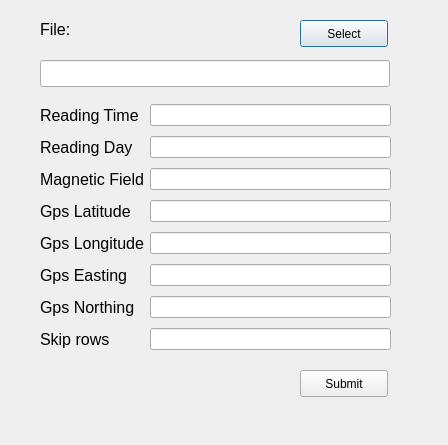
This is ui_elements/select_column_dialog.ui in franktb/MagnetometryGui as Qt 5 draws it before an edit. The edited form follows.
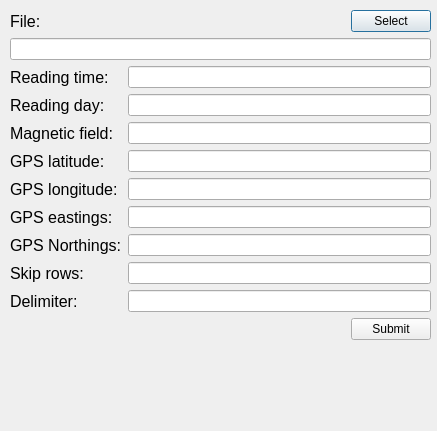
This is the edited form.

Commit message: refurbished ui of custom csv import dialog

What changed in the file:
```diff
--- a/ui_elements/select_column_dialog.ui
+++ b/ui_elements/select_column_dialog.ui
@@ -6,22 +6,27 @@
    <rect>
     <x>0</x>
     <y>0</y>
-    <width>448</width>
-    <height>445</height>
+    <width>437</width>
+    <height>431</height>
    </rect>
   </property>
   <property name="windowTitle">
    <string>Column Select Dialog</string>
   </property>
+  <widget class="QWidget" name="verticalLayoutWidget">
+   <property name="geometry">
+    <rect>
+     <x>10</x>
+     <y>10</y>
+     <width>421</width>
+     <height>421</height>
+    </rect>
+   </property>
+   <layout class="QVBoxLayout" name="verticalLayout">
+    <item>
+     <layout class="QHBoxLayout" name="horizontalLayout_5">
+      <item>
   <widget class="QLabel" name="label_7">
-   <property name="geometry">
-    <rect>
-     <x>40</x>
-     <y>20</y>
-     <width>66</width>
-     <height>19</height>
-    </rect>
-   </property>
    <property name="font">
     <font>
      <pointsize>12</pointsize>
@@ -31,52 +36,34 @@
     <string>File:</string>
    </property>
   </widget>
-  <widget class="QLineEdit" name="lineEdit_file_path">
-   <property name="geometry">
-    <rect>
-     <x>40</x>
-     <y>60</y>
-     <width>350</width>
-     <height>27</height>
-    </rect>
-   </property>
-  </widget>
+      </item>
+      <item>
+       <spacer name="horizontalSpacer">
+        <property name="orientation">
+         <enum>Qt::Horizontal</enum>
+        </property>
+        <property name="sizeHint" stdset="0">
+         <size>
+          <width>40</width>
+          <height>20</height>
+         </size>
+        </property>
+       </spacer>
+      </item>
+      <item>
   <widget class="QPushButton" name="selectFileButton">
-   <property name="geometry">
-    <rect>
-     <x>300</x>
-     <y>20</y>
-     <width>88</width>
-     <height>27</height>
-    </rect>
-   </property>
    <property name="text">
     <string>Select</string>
    </property>
   </widget>
-  <widget class="QPushButton" name="submitButton">
-   <property name="geometry">
-    <rect>
-     <x>300</x>
-     <y>370</y>
-     <width>88</width>
-     <height>27</height>
-    </rect>
-   </property>
-   <property name="text">
-    <string>Submit</string>
-   </property>
-  </widget>
-  <widget class="QWidget" name="layoutWidget">
-   <property name="geometry">
-    <rect>
-     <x>40</x>
-     <y>100</y>
-     <width>351</width>
-     <height>260</height>
-    </rect>
-   </property>
-   <layout class="QGridLayout" name="gridLayout">
+      </item>
+     </layout>
+    </item>
+    <item>
+     <widget class="QLineEdit" name="lineEdit_file_path"/>
+    </item>
+    <item>
+     <layout class="QFormLayout" name="formLayout_4">
     <item row="0" column="0">
      <widget class="QLabel" name="label">
       <property name="font">
@@ -85,7 +72,7 @@
        </font>
       </property>
       <property name="text">
-       <string>Reading Time</string>
+         <string>Reading time:</string>
       </property>
      </widget>
     </item>
@@ -100,7 +87,7 @@
        </font>
       </property>
       <property name="text">
-       <string>Reading Day</string>
+         <string>Reading day:</string>
       </property>
      </widget>
     </item>
@@ -115,7 +102,7 @@
        </font>
       </property>
       <property name="text">
-       <string>Magnetic Field</string>
+         <string>Magnetic field:</string>
       </property>
      </widget>
     </item>
@@ -130,7 +117,7 @@
        </font>
       </property>
       <property name="text">
-       <string>Gps Latitude</string>
+         <string>GPS latitude:</string>
       </property>
      </widget>
     </item>
@@ -145,7 +132,7 @@
        </font>
       </property>
       <property name="text">
-       <string>Gps Longitude</string>
+         <string>GPS longitude:</string>
       </property>
      </widget>
     </item>
@@ -160,7 +147,7 @@
        </font>
       </property>
       <property name="text">
-       <string>Gps Easting</string>
+         <string>GPS eastings:</string>
       </property>
      </widget>
     </item>
@@ -175,7 +162,7 @@
        </font>
       </property>
       <property name="text">
-       <string>Gps Northing</string>
+         <string>GPS Northings:</string>
       </property>
      </widget>
     </item>
@@ -190,12 +177,66 @@
        </font>
       </property>
       <property name="text">
-       <string>Skip rows</string>
+         <string>Skip rows:</string>
       </property>
      </widget>
     </item>
     <item row="7" column="1">
      <widget class="QLineEdit" name="lineEdit_skipHeaderRows"/>
+      </item>
+      <item row="8" column="0">
+       <widget class="QLabel" name="label_10">
+        <property name="font">
+         <font>
+          <pointsize>12</pointsize>
+         </font>
+        </property>
+        <property name="text">
+         <string>Delimiter:</string>
+        </property>
+       </widget>
+      </item>
+      <item row="8" column="1">
+       <widget class="QLineEdit" name="lineEdit_delimiter"/>
+      </item>
+     </layout>
+    </item>
+    <item>
+     <layout class="QHBoxLayout" name="horizontalLayout_4">
+      <item>
+       <spacer name="horizontalSpacer_2">
+        <property name="orientation">
+         <enum>Qt::Horizontal</enum>
+        </property>
+        <property name="sizeHint" stdset="0">
+         <size>
+          <width>40</width>
+          <height>20</height>
+         </size>
+        </property>
+       </spacer>
+      </item>
+      <item>
+       <widget class="QPushButton" name="submitButton">
+        <property name="text">
+         <string>Submit</string>
+        </property>
+       </widget>
+      </item>
+     </layout>
+    </item>
+    <item>
+     <spacer name="verticalSpacer">
+      <property name="orientation">
+       <enum>Qt::Vertical</enum>
+      </property>
+      <property name="sizeHint" stdset="0">
+       <size>
+        <width>20</width>
+        <height>40</height>
+       </size>
+      </property>
+     </spacer>
     </item>
    </layout>
   </widget>
```
Left out of the diff: 2 changed lines with no effect on the pictures. Lines whose indentation alone changed are shown as unchanged. The commit also changes 2 other files.
